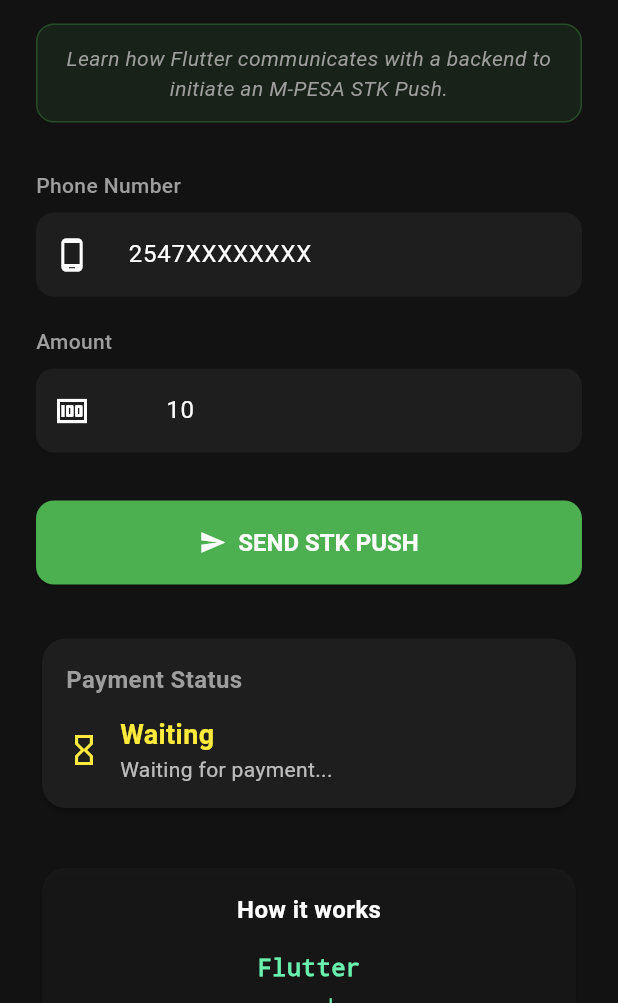
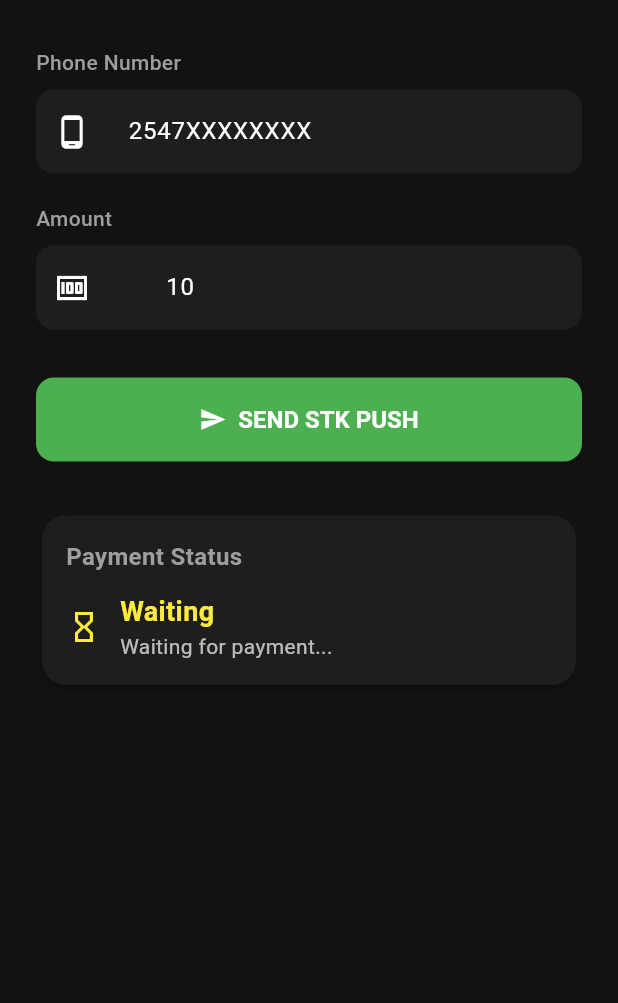
Before and after one commit to Denis-7242/mpesa_integration_workflow, a Flutter app: the screen it shows after launch, on a phone screen of 412 x 824 dp, the part 233-1236 px from its top. Run offline on Flutter 3.47's test engine with Material 3 defaults, Android fonts, the phone set to English and light mode, and no system bars.

Commit message:
Remove LearningInfoCard and related UI elements from PaymentScreen and PaymentHeader

```diff
--- a/lib/screens/payment_screen.dart
+++ b/lib/screens/payment_screen.dart
@@ -4,7 +4,6 @@
 import '../widgets/amount_input.dart';
 import '../widgets/payment_button.dart';
 import '../widgets/payment_status_card.dart';
-import '../widgets/learning_info_card.dart';
 import '../services/api_service.dart';
 import '../models/payment.dart';
 
@@ -157,8 +156,6 @@
                 status: _status,
                 payment: _payment,
               ),
-              const SizedBox(height: 32),
-              const LearningInfoCard(),
             ],
           ),
         ),
--- a/lib/widgets/learning_info_card.dart
+++ /dev/null
@@ -1,46 +0,0 @@
-import 'package:flutter/material.dart';
-
-class LearningInfoCard extends StatelessWidget {
-  const LearningInfoCard({super.key});
-
-  @override
-  Widget build(BuildContext context) {
-    return Card(
-      color: Theme.of(context).colorScheme.surface.withValues(alpha: 0.5),
-      child: Padding(
-        padding: const EdgeInsets.all(16),
-        child: Column(
-          children: [
-            const Text(
-              'How it works',
-              style: TextStyle(
-                fontSize: 16,
-                fontWeight: FontWeight.bold,
-              ),
-            ),
-            const SizedBox(height: 16),
-            const Text(
-              'Flutter\n   ↓\nBackend\n   ↓\nDaraja\n   ↓\nM-PESA',
-              textAlign: TextAlign.center,
-              style: TextStyle(
-                fontSize: 16,
-                fontWeight: FontWeight.bold,
-                fontFamily: 'monospace',
-                color: Colors.greenAccent,
-              ),
-            ),
-            const SizedBox(height: 16),
-            const Text(
-              'Your Flutter app sends the payment request to the backend. The backend communicates with Safaricom Daraja and handles the payment callback.',
-              textAlign: TextAlign.center,
-              style: TextStyle(
-                fontSize: 13,
-                color: Colors.grey,
-              ),
-            ),
-          ],
-        ),
-      ),
-    );
-  }
-}
--- a/lib/widgets/payment_header.dart
+++ b/lib/widgets/payment_header.dart
@@ -24,26 +24,6 @@
             color: Colors.grey,
           ),
         ),
-        const SizedBox(height: 16),
-        Container(
-          padding: const EdgeInsets.all(12),
-          decoration: BoxDecoration(
-            color: Theme.of(context).colorScheme.primary.withValues(alpha: 0.1),
-            borderRadius: BorderRadius.circular(12),
-            border: Border.all(
-              color: Theme.of(context).colorScheme.primary.withValues(alpha: 0.3),
-            ),
-          ),
-          child: const Text(
-            'Learn how Flutter communicates with a backend to initiate an M-PESA STK Push.',
-            textAlign: TextAlign.center,
-            style: TextStyle(
-              fontSize: 14,
-              color: Colors.grey,
-              fontStyle: FontStyle.italic,
-            ),
-          ),
-        ),
       ],
     );
   }
```
